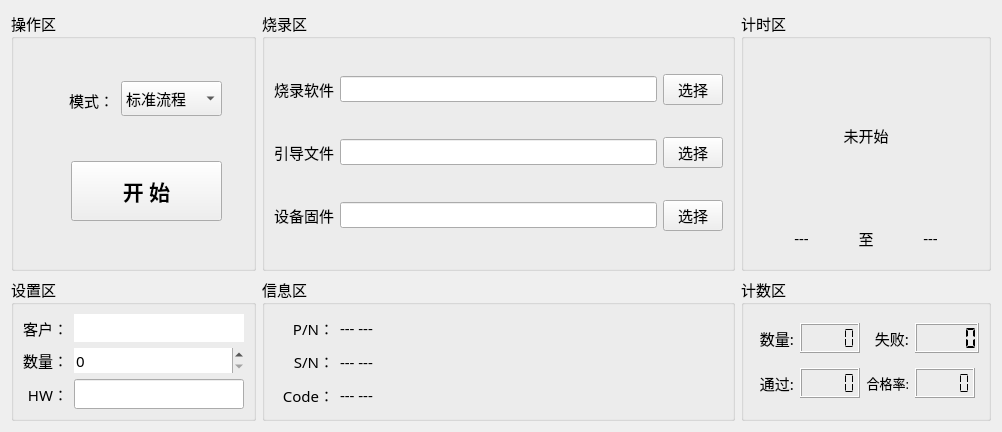
ChinaClever/ScalePoint, file Base-Fvt/Base-Fvt/home/home_workwid.ui: the form before one commit.
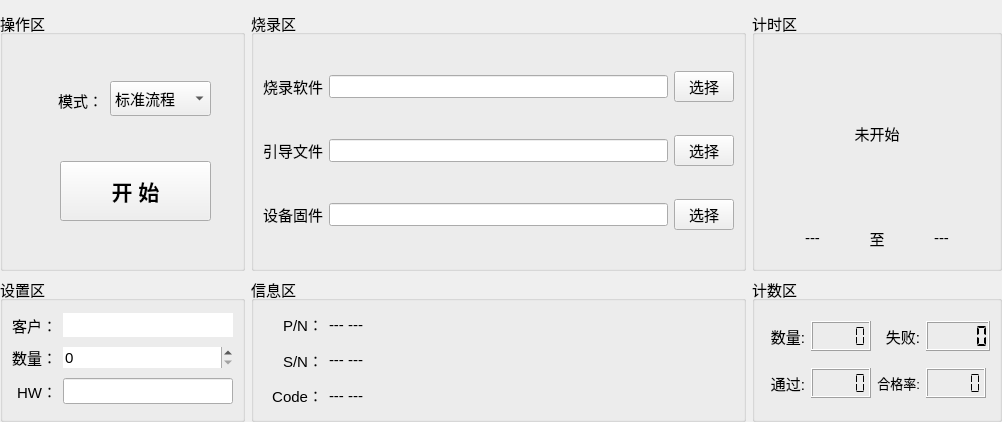
The form after the commit.

Commit message: 烧录搞定OK

The edit to the form file:
```diff
--- a/Base-Fvt/Base-Fvt/home/home_workwid.ui
+++ b/Base-Fvt/Base-Fvt/home/home_workwid.ui
@@ -14,6 +14,15 @@
    <string>Form</string>
   </property>
   <layout class="QGridLayout" name="gridLayout_6">
+   <property name="leftMargin">
+    <number>0</number>
+   </property>
+   <property name="rightMargin">
+    <number>0</number>
+   </property>
+   <property name="bottomMargin">
+    <number>0</number>
+   </property>
    <item row="0" column="0">
     <widget class="QGroupBox" name="groupBox_4">
      <property name="minimumSize">
@@ -24,7 +33,6 @@
      </property>
      <property name="font">
       <font>
-       <family>微软雅黑</family>
        <pointsize>11</pointsize>
       </font>
      </property>
@@ -54,9 +62,7 @@
       </property>
       <property name="font">
        <font>
-        <family>微软雅黑</family>
         <pointsize>16</pointsize>
-        <weight>75</weight>
         <bold>true</bold>
        </font>
       </property>
@@ -87,7 +93,6 @@
       </property>
       <property name="font">
        <font>
-        <family>微软雅黑</family>
         <pointsize>11</pointsize>
        </font>
       </property>
@@ -134,7 +139,6 @@
     <widget class="QGroupBox" name="groupBox_6">
      <property name="font">
       <font>
-       <family>微软雅黑</family>
        <pointsize>11</pointsize>
       </font>
      </property>
@@ -162,7 +166,6 @@
         </property>
         <property name="font">
          <font>
-          <family>微软雅黑 Light</family>
           <pointsize>10</pointsize>
          </font>
         </property>
@@ -201,7 +204,6 @@
         </property>
         <property name="font">
          <font>
-          <family>微软雅黑 Light</family>
           <pointsize>10</pointsize>
          </font>
         </property>
@@ -240,7 +242,6 @@
         </property>
         <property name="font">
          <font>
-          <family>微软雅黑 Light</family>
           <pointsize>10</pointsize>
          </font>
         </property>
@@ -278,7 +279,6 @@
      </property>
      <property name="font">
       <font>
-       <family>微软雅黑</family>
        <pointsize>11</pointsize>
       </font>
      </property>
@@ -366,7 +366,6 @@
      </property>
      <property name="font">
       <font>
-       <family>微软雅黑</family>
        <pointsize>11</pointsize>
       </font>
      </property>
@@ -495,7 +494,6 @@
     <widget class="QGroupBox" name="groupBox">
      <property name="font">
       <font>
-       <family>微软雅黑</family>
        <pointsize>11</pointsize>
       </font>
      </property>
@@ -591,7 +589,6 @@
      </property>
      <property name="font">
       <font>
-       <family>微软雅黑</family>
        <pointsize>11</pointsize>
       </font>
      </property>
@@ -714,7 +711,6 @@
         </property>
         <property name="font">
          <font>
-          <family>微软雅黑</family>
           <pointsize>10</pointsize>
          </font>
         </property>
```
The commit also changes 2 other files.
